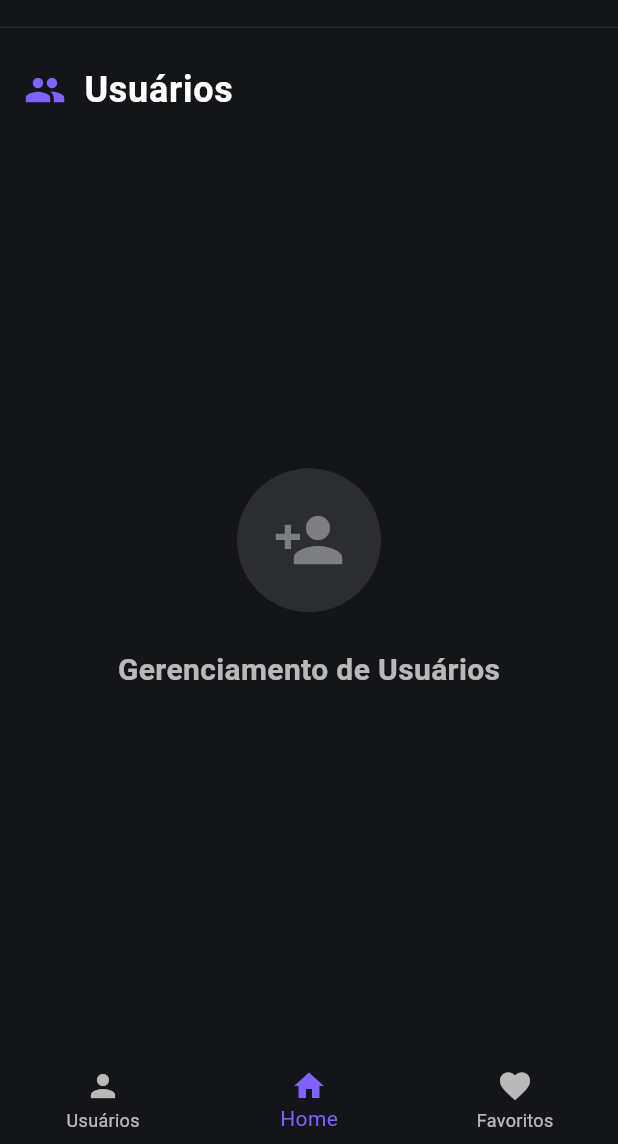
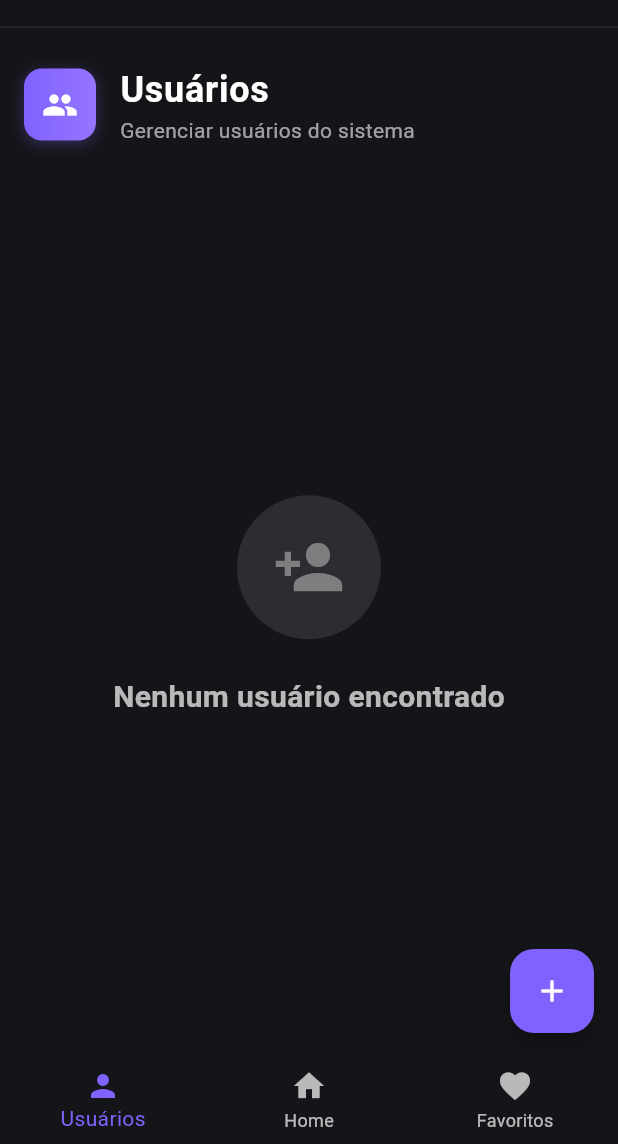
Before and after one commit to Hugo-Machado02/flutter_projeto_final, a Flutter app: the ListUsers screen opened by its route, on a phone screen of 412 x 824 dp, the part 92-1236 px from its top. Run offline on Flutter 3.47's test engine with Material 3 defaults, Android fonts, the phone set to English and light mode, and no system bars; our stand-ins replace get, hive, hive_flutter; accounts and stored records are empty; statements that could not run were skipped.

Commit message:
♻️ refactor: Refatora gerencia de estado para os Itens

```diff
--- a/lib/pages/list_users.dart
+++ b/lib/pages/list_users.dart
@@ -1,31 +1,60 @@
 import 'package:flutter/material.dart';
+import 'package:get/get.dart';
+import 'package:projeto_final/controllers/user_controller.dart';
+import 'package:projeto_final/controllers/navigation_controller.dart';
 import 'package:projeto_final/shared/custom_app_bar.dart';
 import 'package:projeto_final/shared/custom_menu.dart';
+import 'package:projeto_final/pages/operation_users.dart';
 
-class ListUsers extends StatefulWidget {
+class ListUsers extends StatelessWidget {
   const ListUsers({super.key});
 
   @override
-  State<ListUsers> createState() => _ListUsersState();
-}
+  Widget build(BuildContext context) {
+    final UserController userController = Get.put(UserController(), permanent: true);
+    final NavigationController navController = Get.find<NavigationController>();
 
-class _ListUsersState extends State<ListUsers> {
-  @override
-  Widget build(BuildContext context) {
+    navController.setCurrentIndex(0);
+
     return Scaffold(
       appBar: CustomAppBar(),
+
       body: Container(
         padding: const EdgeInsets.all(16),
-        color: const Color(0xFF141518),
+        color: Color(0xFF141518),
         child: Column(
           crossAxisAlignment: CrossAxisAlignment.start,
           children: [
             Padding(
-              padding: const EdgeInsets.only(bottom: 20, top: 8),
+              padding: const EdgeInsets.only(bottom: 24, top: 8),
               child: Row(
                 children: [
-                  Icon(Icons.people, color: const Color(0xFF8162FF), size: 28),
-                  const SizedBox(width: 12),
+                  Container(
+                    padding: const EdgeInsets.all(12),
+                    decoration: BoxDecoration(
+                      gradient: const LinearGradient(
+                        colors: [Color(0xFF8162FF), Color(0xFF9575FF)],
+                      ),
+                      borderRadius: BorderRadius.circular(12),
+                      boxShadow: [
+                        BoxShadow(
+                          color: const Color(0xFF8162FF).withOpacity(0.3),
+                          blurRadius: 8,
+                          offset: const Offset(0, 2),
+                        ),
+                      ],
+                    ),
+                    child: const Icon(
+                      Icons.people,
+                      color: Colors.white,
+                      size: 24,
+                    ),
+                  ),
+                  const SizedBox(width: 16),
+                  Expanded(
+                    child: Column(
+                      crossAxisAlignment: CrossAxisAlignment.start,
+                      children: [
                         Text(
                           'Usuários',
                           style: TextStyle(
@@ -35,11 +64,20 @@ class _ListUsersState extends State<ListUsers> {
                             letterSpacing: 0.5,
                           ),
                         ),
+                        Text(
+                          'Gerenciar usuários do sistema',
+                          style: TextStyle(fontSize: 14, color: Colors.white60),
+                        ),
+                      ],
+                    ),
+                  ),
                 ],
               ),
             ),
             Expanded(
-              child: Center(
+              child: Obx(() {
+                if (userController.users.isEmpty) {
+                  return Center(
                     child: Column(
                       mainAxisAlignment: MainAxisAlignment.center,
                       children: [
@@ -57,22 +95,121 @@ class _ListUsersState extends State<ListUsers> {
                         ),
                         const SizedBox(height: 24),
                         Text(
-                      'Gerenciamento de Usuários',
+                          'Nenhum usuário encontrado',
                           style: TextStyle(
                             fontSize: 20,
                             fontWeight: FontWeight.w600,
                             color: Colors.white70,
                           ),
                         ),
-                    const SizedBox(height: 12),
                       ],
                     ),
+                  );
+                }
+
+                return ListView.builder(
+                  itemCount: userController.users.length,
+                  itemBuilder: (context, index) {
+                    final user = userController.users[index];
+
+                    return Container(
+                      margin: const EdgeInsets.only(bottom: 12),
+                      decoration: BoxDecoration(
+                        color: const Color(0xFF26272B),
+                        borderRadius: BorderRadius.circular(12),
+                        border: Border.all(
+                          color: const Color(0xFF8162FF).withOpacity(0.2),
+                          width: 1,
                         ),
+                      ),
+                      child: ListTile(
+                        onTap: () => Get.to(() => OperationUsers(user: user)),
+                        contentPadding: const EdgeInsets.symmetric(
+                          vertical: 0,
+                          horizontal: 15,
+                        ),
+                        leading: CircleAvatar(
+                          backgroundColor: const Color(0xFF8162FF),
+                          child: Text(
+                            user.name[0].toUpperCase(),
+                            style: const TextStyle(
+                              color: Colors.white,
+                              fontWeight: FontWeight.bold,
+                            ),
+                          ),
+                        ),
+                        title: Text(
+                          user.name,
+                          style: const TextStyle(
+                            color: Colors.white,
+                            fontWeight: FontWeight.w600,
+                          ),
+                        ),
+                        subtitle: Text(
+                          user.username,
+                          style: const TextStyle(color: Colors.white70),
+                        ),
+                        trailing: IconButton(
+                          onPressed: () => _showDeleteDialog(
+                            context,
+                            userController,
+                            user.id,
+                            user.name,
+                          ),
+                          icon: const Icon(Icons.delete, color: Colors.red),
+                        ),
+                      ),
+                    );
+                  },
+                );
+              }),
             ),
           ],
         ),
       ),
       bottomNavigationBar: CustomMenu(),
+      floatingActionButton: FloatingActionButton(
+        onPressed: () => Get.to(() => const OperationUsers()),
+        backgroundColor: const Color(0xFF8162FF),
+        child: const Icon(Icons.add, color: Colors.white),
+      ),
+    );
+  }
+
+  void _showDeleteDialog(
+    BuildContext context,
+    UserController controller,
+    int userId,
+    String userName,
+  ) {
+    Get.dialog(
+      AlertDialog(
+        backgroundColor: const Color(0xFF26272B),
+        title: const Text(
+          'Confirmar exclusão',
+          style: TextStyle(color: Colors.white),
+        ),
+        content: Text(
+          'Deseja realmente excluir o usuário $userName?',
+          style: const TextStyle(color: Colors.white70),
+        ),
+        actions: [
+          TextButton(
+            onPressed: () => Get.back(),
+            child: const Text(
+              'Cancelar',
+              style: TextStyle(color: Colors.white70),
+            ),
+          ),
+          TextButton(
+            onPressed: () {
+              Get.back();
+              controller.removeUser(userId);
+            },
+            child: const Text('Excluir', style: TextStyle(color: Colors.red)),
+          ),
+        ],
+      ),
     );
   }
 }
```
Lines whose indentation alone changed are shown as unchanged.
